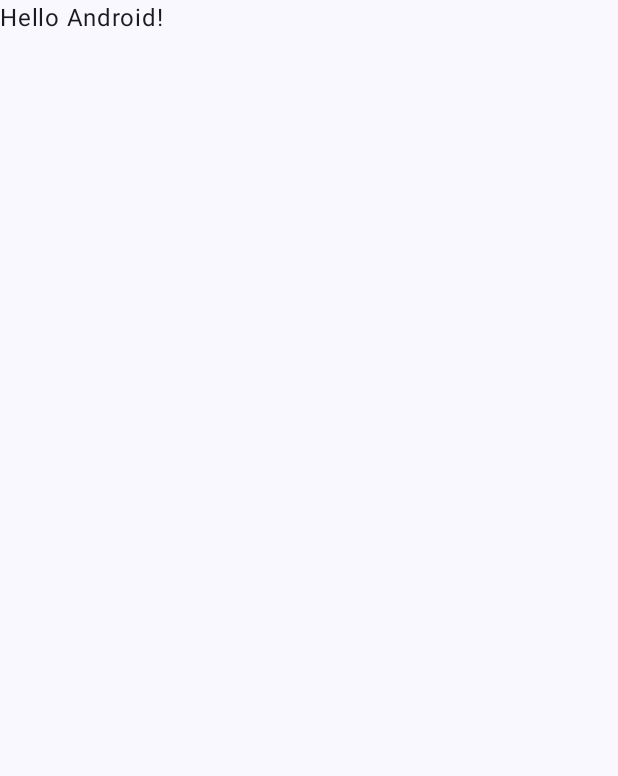
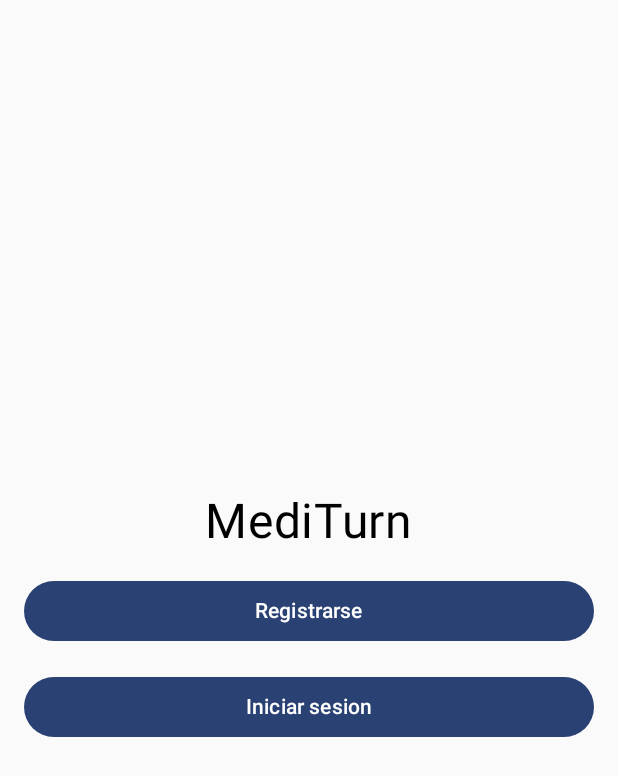
Before and after one commit to brui4n/Proyecto_MediTurn, an Android app built with Jetpack Compose: the screen it shows after launch (MainActivity), on a phone screen of 412 x 824 dp. Before the commit the part shown is almost empty. Shown: the top 776 px of the screen. Run offline under Robolectric (Android 15) with nearby library versions, the phone set to English and light mode, and no system bars.

Commit message:
feat: implementar Navigation Compose con screens básicas

```diff
--- a/app/build.gradle.kts
+++ b/app/build.gradle.kts
@@ -41,6 +41,8 @@ android {
 
 dependencies {
 
+    implementation("androidx.navigation:navigation-compose:2.9.5")
+
     implementation(libs.androidx.core.ktx)
     implementation(libs.androidx.lifecycle.runtime.ktx)
     implementation(libs.androidx.activity.compose)
--- /dev/null
+++ b/app/src/main/java/com/tecsup/mediturn/navigation/NavGraph.kt
@@ -0,0 +1,33 @@
+package com.tecsup.mediturn.navigation
+
+import androidx.compose.runtime.Composable
+import androidx.navigation.compose.NavHost
+import androidx.navigation.compose.composable
+import androidx.navigation.compose.rememberNavController
+import com.tecsup.mediturn.presentation.screens.HomeScreen
+import com.tecsup.mediturn.presentation.screens.LoginScreen
+import com.tecsup.mediturn.presentation.screens.RegisterScreen
+import com.tecsup.mediturn.presentation.screens.SplashScreen
+
+/**
+ * Archivo: NavGraph.kt
+ * Descripción: Define el flujo de navegación principal de la aplicación MediTurn
+ *              utilizando Navigation Compose.
+ * Proyecto: MediTurn
+ */
+
+@Composable
+fun NavGraph() {
+    val navController = rememberNavController()
+
+    NavHost(
+        navController = navController,
+        startDestination = Routes.Splash.route
+    ) {
+        composable(Routes.Splash.route) { SplashScreen(navController) }
+        composable(Routes.Login.route) { LoginScreen(navController) }
+        composable(Routes.Register.route) { RegisterScreen(navController) }
+        composable(Routes.Home.route) { HomeScreen(navController) }
+
+    }
+}
--- /dev/null
+++ b/app/src/main/java/com/tecsup/mediturn/navigation/Routes.kt
@@ -0,0 +1,15 @@
+package com.tecsup.mediturn.navigation
+
+/**
+ * Archivo: Routes.kt
+ * Descripción: Contiene las rutas base para la navegación de la app MediTurn.
+ *              Cada objeto representa una pantalla única dentro del NavHost.
+ *
+ * Proyecto: MediTurn
+ */
+sealed class Routes (val route: String){
+    object Splash : Routes("splash")
+    object Login : Routes("login")
+    object Register: Routes("register")
+    object Home : Routes("home")
+}
--- a/app/src/main/java/com/tecsup/mediturn/presentation/MainActivity.kt
+++ b/app/src/main/java/com/tecsup/mediturn/presentation/MainActivity.kt
@@ -4,13 +4,11 @@ import android.os.Bundle
 import androidx.activity.ComponentActivity
 import androidx.activity.compose.setContent
 import androidx.activity.enableEdgeToEdge
-import androidx.compose.foundation.layout.fillMaxSize
-import androidx.compose.foundation.layout.padding
-import androidx.compose.material3.Scaffold
 import androidx.compose.material3.Text
 import androidx.compose.runtime.Composable
 import androidx.compose.ui.Modifier
 import androidx.compose.ui.tooling.preview.Preview
+import com.tecsup.mediturn.navigation.NavGraph
 import com.tecsup.mediturn.ui.theme.MediTurnTheme
 
 class MainActivity : ComponentActivity() {
@@ -19,12 +17,7 @@ class MainActivity : ComponentActivity() {
         enableEdgeToEdge()
         setContent {
             MediTurnTheme {
-                Scaffold(modifier = Modifier.fillMaxSize()) { innerPadding ->
-                    Greeting(
-                        name = "Android",
-                        modifier = Modifier.padding(innerPadding)
-                    )
-                }
+                NavGraph()
             }
         }
     }
--- /dev/null
+++ b/app/src/main/java/com/tecsup/mediturn/presentation/screens/SplashScreen.kt
@@ -0,0 +1,60 @@
+package com.tecsup.mediturn.presentation.screens
+
+import androidx.compose.foundation.layout.Box
+import androidx.compose.foundation.layout.Column
+import androidx.compose.foundation.layout.Spacer
+import androidx.compose.foundation.layout.fillMaxSize
+import androidx.compose.foundation.layout.fillMaxWidth
+import androidx.compose.foundation.layout.height
+import androidx.compose.foundation.layout.padding
+import androidx.compose.material3.*
+import androidx.compose.runtime.Composable
+import androidx.compose.ui.Alignment
+import androidx.compose.ui.Modifier
+import androidx.compose.ui.unit.dp
+import androidx.compose.ui.unit.sp
+import androidx.navigation.NavController
+import com.tecsup.mediturn.navigation.Routes
+
+/**
+ * Pantalla Splash: muestra el logo o nombre de MediTurn mientras carga la app.
+ * Puede usarse para inicializar datos o redirigir al usuario según su sesión.
+ */
+@Composable
+fun SplashScreen(navController: NavController) {
+    Box(
+        modifier=Modifier
+            .fillMaxSize()
+            .padding(16.dp),
+        contentAlignment = Alignment.Center
+    ) {
+        Column(
+            horizontalAlignment = Alignment.CenterHorizontally
+        ) {
+
+            Text(
+                text = "MediTurn",
+                fontSize = 32.sp
+            )
+            Spacer(modifier=Modifier.height(16.dp))
+
+            Button(
+                onClick = { navController.navigate(Routes.Register.route) },
+                modifier = Modifier
+                    .fillMaxWidth()
+            ) {
+                Text("Registrarse")
+            }
+
+            Spacer(modifier=Modifier.height(16.dp))
+
+            Button(
+                onClick = { navController.navigate(Routes.Login.route) },
+                modifier = Modifier
+                    .fillMaxWidth()
+            ) {
+                Text("Iniciar sesion")
+            }
+        }
+    }
+}
```
Also changed, not shown: app/src/main/java/com/tecsup/mediturn/presentation/screens/HomeScreen.kt (added, +48 -0 lines), app/src/main/java/com/tecsup/mediturn/presentation/screens/LoginScreen.kt (added, +69 -0 lines), app/src/main/java/com/tecsup/mediturn/presentation/screens/RegisterScreen.kt (added, +56 -0 lines), app/src/main/java/com/tecsup/mediturn/util/Constants.kt (added, +9 -0 lines), app/src/main/java/com/tecsup/mediturn/util/Resource.kt (added, +9 -0 lines).
